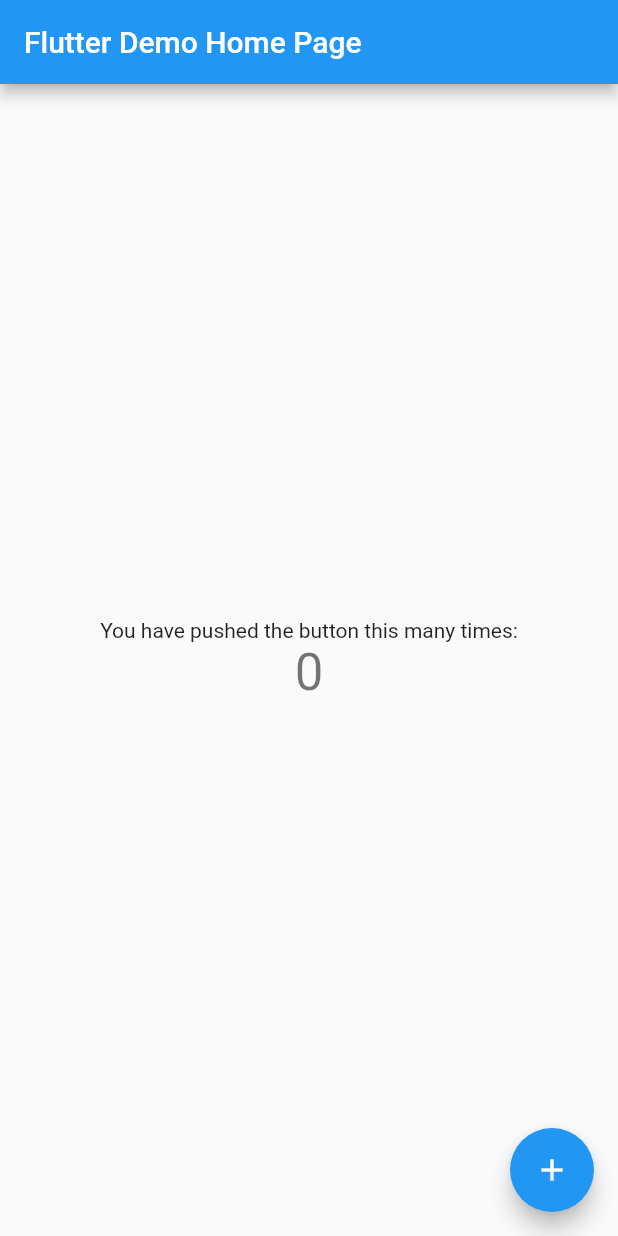
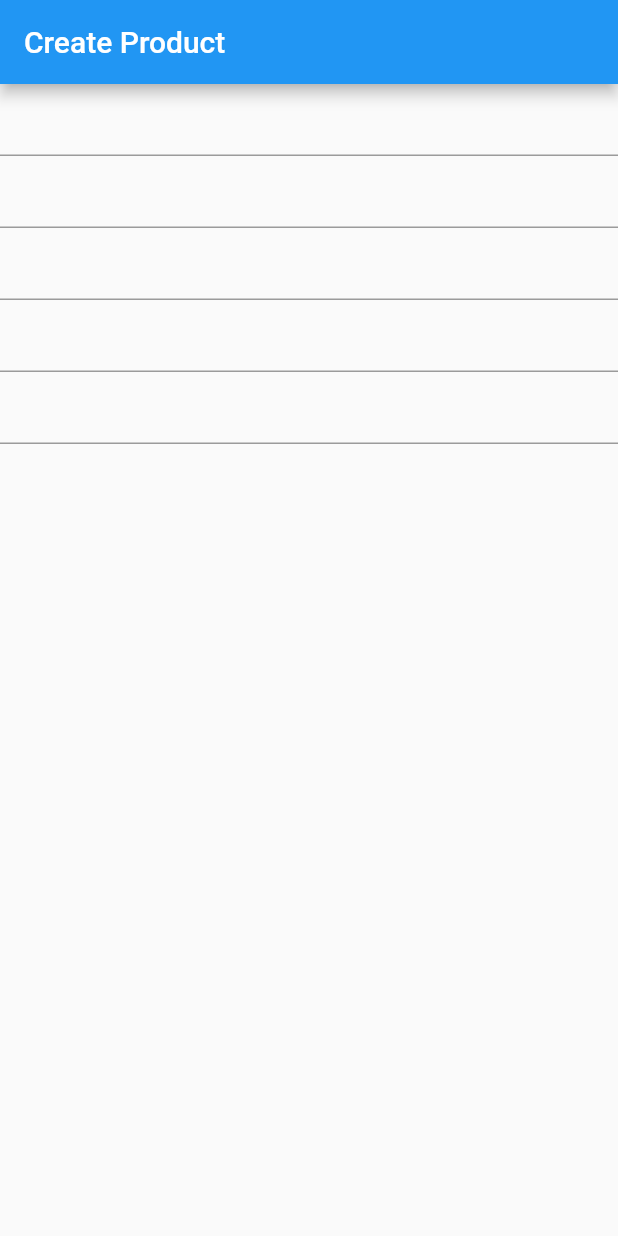
Before and after one commit to IsratAra17/crud_restapi, a Flutter app: the screen it shows after launch, on a phone screen of 412 x 824 dp. Run offline on Flutter 3.47's test engine with Material 2 defaults, Android fonts, the phone set to English and light mode, and no system bars.

Commit message:
custom color added

```diff
--- a/lib/Screen/productCreateScreen.dart
+++ b/lib/Screen/productCreateScreen.dart
@@ -0,0 +1,34 @@
+import 'package:flutter/cupertino.dart';
+import 'package:flutter/material.dart';
+
+class ProductCreateScreen extends StatefulWidget {
+  const ProductCreateScreen({Key? key}) : super(key: key);
+
+  @override
+  State<ProductCreateScreen> createState() => _ProductCreateScreenState();
+}
+
+class _ProductCreateScreenState extends State<ProductCreateScreen> {
+  @override
+  Widget build(BuildContext context) {
+    return Scaffold(
+      appBar: AppBar(
+        title: Text("Create Product "),),
+        body:Stack(
+          children: [
+            Container(
+              child: SingleChildScrollView(
+                child: Column(children: [
+                  TextField(onChanged:(value){} ,),
+                  TextField(onChanged: (value){},),
+                  TextField(onChanged: (value){},),
+                  TextField(onChanged: (value){},),
+                  TextField(onChanged: (value){},)
+                ],),
+              )
+            )
+          ],
+      ),
+    );
+  }
+}
--- a/lib/Style/style.dart
+++ b/lib/Style/style.dart
@@ -0,0 +1,6 @@
+import 'package:flutter/animation.dart';
+
+const colorRed=Color.fromRGBO (231, 28, 36, 1);
+const colorGreen=Color.fromRGBO(33, 191, 115, 1);
+const colorWhite=Color.fromRGBO(255, 255, 255, 1);
+const colorDarkBlue=Color.fromRGBO(44, 62, 80, 1);
--- a/lib/main.dart
+++ b/lib/main.dart
@@ -1,3 +1,5 @@
+
+import 'package:crud_restapi/Screen/productCreateScreen.dart';
 import 'package:flutter/material.dart';
 
 void main() {
@@ -11,105 +13,13 @@ class MyApp extends StatelessWidget {
   @override
   Widget build(BuildContext context) {
     return MaterialApp(
-      title: 'Flutter Demo',
+      debugShowCheckedModeBanner: false,
+      title: 'Flutter CRUD Rest Api APP',
       theme: ThemeData(
-        // This is the theme of your application.
-        //
-        // Try running your application with "flutter run". You'll see the
-        // application has a blue toolbar. Then, without quitting the app, try
-        // changing the primarySwatch below to Colors.green and then invoke
-        // "hot reload" (press "r" in the console where you ran "flutter run",
-        // or simply save your changes to "hot reload" in a Flutter IDE).
-        // Notice that the counter didn't reset back to zero; the application
-        // is not restarted.
+
         primarySwatch: Colors.blue,
       ),
-      home: const MyHomePage(title: 'Flutter Demo Home Page'),
+      home: ProductCreateScreen()
     );
   }
 }
-
-class MyHomePage extends StatefulWidget {
-  const MyHomePage({super.key, required this.title});
-
-  // This widget is the home page of your application. It is stateful, meaning
-  // that it has a State object (defined below) that contains fields that affect
-  // how it looks.
-
-  // This class is the configuration for the state. It holds the values (in this
-  // case the title) provided by the parent (in this case the App widget) and
-  // used by the build method of the State. Fields in a Widget subclass are
-  // always marked "final".
-
-  final String title;
-
-  @override
-  State<MyHomePage> createState() => _MyHomePageState();
-}
-
-class _MyHomePageState extends State<MyHomePage> {
-  int _counter = 0;
-
-  void _incrementCounter() {
-    setState(() {
-      // This call to setState tells the Flutter framework that something has
-      // changed in this State, which causes it to rerun the build method below
-      // so that the display can reflect the updated values. If we changed
-      // _counter without calling setState(), then the build method would not be
-      // called again, and so nothing would appear to happen.
-      _counter++;
-    });
-  }
-
-  @override
-  Widget build(BuildContext context) {
-    // This method is rerun every time setState is called, for instance as done
-    // by the _incrementCounter method above.
-    //
-    // The Flutter framework has been optimized to make rerunning build methods
-    // fast, so that you can just rebuild anything that needs updating rather
-    // than having to individually change instances of widgets.
-    return Scaffold(
-      appBar: AppBar(
-        // Here we take the value from the MyHomePage object that was created by
-        // the App.build method, and use it to set our appbar title.
-        title: Text(widget.title),
-      ),
-      body: Center(
-        // Center is a layout widget. It takes a single child and positions it
-        // in the middle of the parent.
-        child: Column(
-          // Column is also a layout widget. It takes a list of children and
-          // arranges them vertically. By default, it sizes itself to fit its
-          // children horizontally, and tries to be as tall as its parent.
-          //
-          // Invoke "debug painting" (press "p" in the console, choose the
-          // "Toggle Debug Paint" action from the Flutter Inspector in Android
-          // Studio, or the "Toggle Debug Paint" command in Visual Studio Code)
-          // to see the wireframe for each widget.
-          //
-          // Column has various properties to control how it sizes itself and
-          // how it positions its children. Here we use mainAxisAlignment to
-          // center the children vertically; the main axis here is the vertical
-          // axis because Columns are vertical (the cross axis would be
-          // horizontal).
-          mainAxisAlignment: MainAxisAlignment.center,
-          children: <Widget>[
-            const Text(
-              'You have pushed the button this many times:',
-            ),
-            Text(
-              '$_counter',
-              style: Theme.of(context).textTheme.headline4,
-            ),
-          ],
-        ),
-      ),
-      floatingActionButton: FloatingActionButton(
-        onPressed: _incrementCounter,
-        tooltip: 'Increment',
-        child: const Icon(Icons.add),
-      ), // This trailing comma makes auto-formatting nicer for build methods.
-    );
-  }
-}
```
